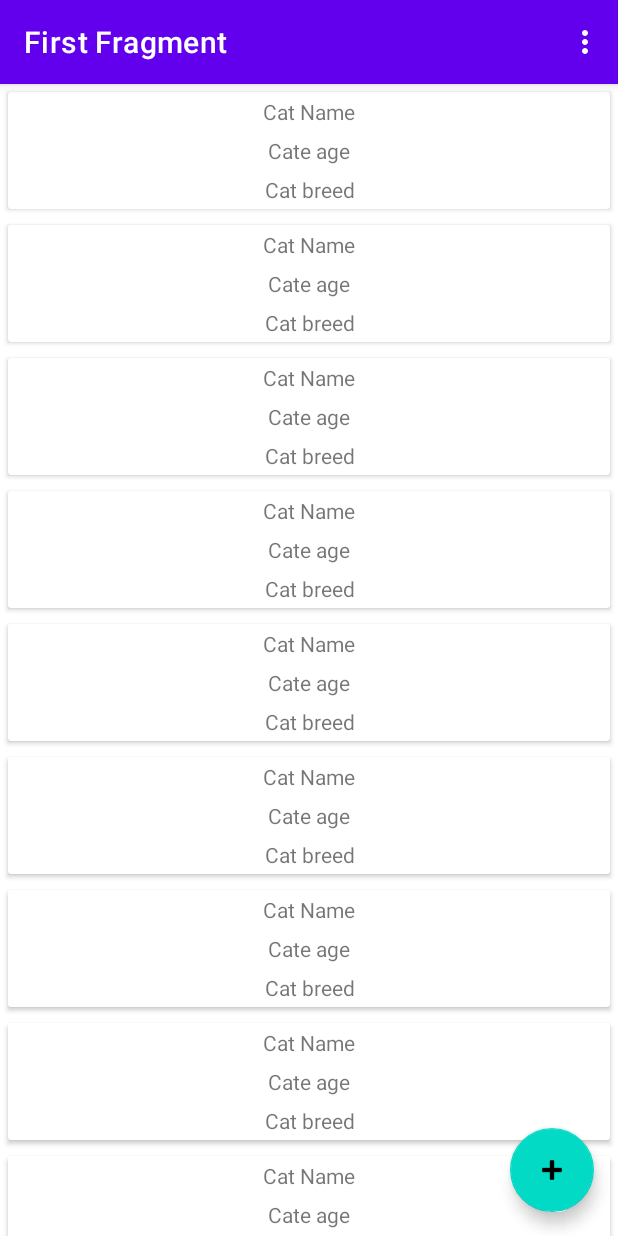
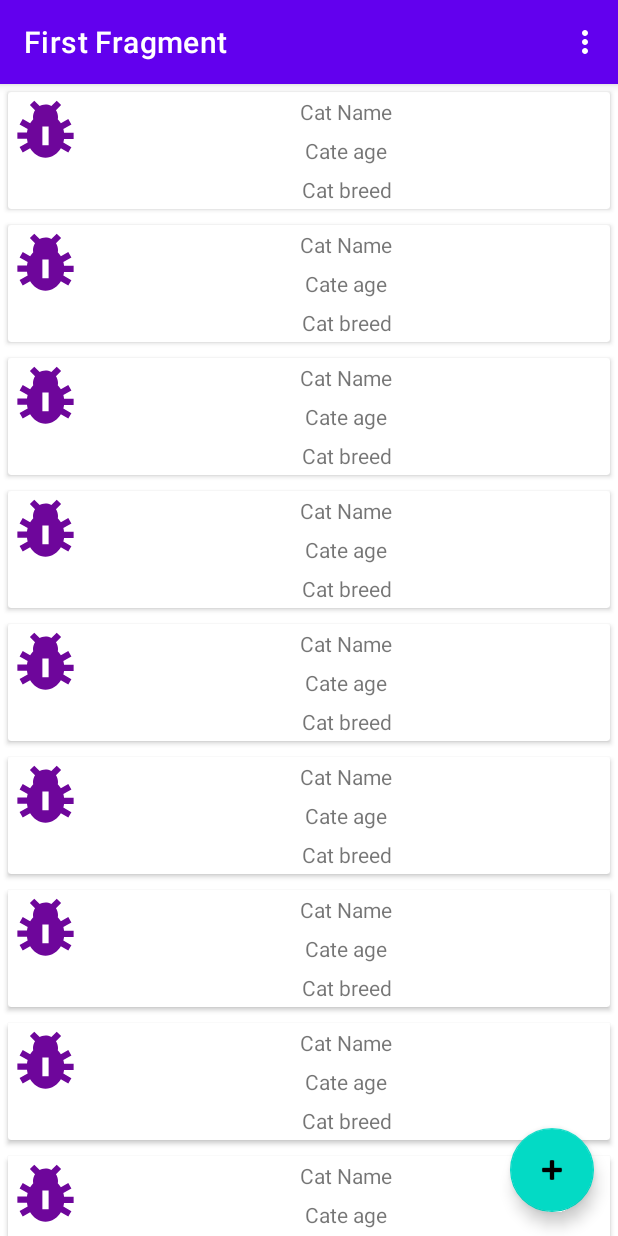
Before and after one commit to aleh-god/RSShool2021_Android_task_Storage, an Android app: the screen it shows after launch (MainActivity), on a phone screen of 412 x 824 dp. Run offline under Robolectric (Android 15) with nearby library versions, the phone set to English and light mode, and no system bars; our stand-ins replace navigation-ui; libraries missing offline, so code that uses them is left out: com.github.javafaker; 8 statements that could not run were skipped.

Commit message:
fix: fabutton and navigation

```diff
--- a/app/src/main/java/by/godevelopment/rsshool2021androidtaskstorage/MainActivity.kt
+++ b/app/src/main/java/by/godevelopment/rsshool2021androidtaskstorage/MainActivity.kt
@@ -9,7 +9,12 @@ import androidx.navigation.ui.navigateUp
 import androidx.navigation.ui.setupActionBarWithNavController
 import android.view.Menu
 import android.view.MenuItem
+import android.view.View
 import android.widget.Toast
+import androidx.fragment.app.Fragment
+import androidx.fragment.app.FragmentManager
+import androidx.navigation.NavController
+import androidx.navigation.NavDestination
 import androidx.navigation.fragment.findNavController
 import androidx.recyclerview.widget.LinearLayoutManager
 import by.godevelopment.rsshool2021androidtaskstorage.adapter.CatAdapter
@@ -21,6 +26,10 @@ class MainActivity : AppCompatActivity() {
 
     private lateinit var appBarConfiguration: AppBarConfiguration
     private lateinit var binding: ActivityMainBinding
+
+    private val destinationListener =
+        NavController.OnDestinationChangedListener { _, _, _ -> upgradeUI() }
+
     private lateinit var dataList: List<Cat>
 
     override fun onCreate(savedInstanceState: Bundle?) {
@@ -35,18 +44,37 @@ class MainActivity : AppCompatActivity() {
         appBarConfiguration = AppBarConfiguration(navController.graph)
         setupActionBarWithNavController(navController, appBarConfiguration)
 
-         setup()
+        findNavController(R.id.nav_host_fragment_content_main).addOnDestinationChangedListener(destinationListener)
+
+         upgradeUI()
     }
 
-    private fun setup() {
+    private fun upgradeUI() {
         setupGoToButton()
     }
 
     private fun setupGoToButton() {
-        binding.fab.setOnClickListener { _ ->
-            findNavController(R.id.nav_host_fragment_content_main).navigate(R.id.action_FirstFragment_to_SecondFragment)
+
+        val stringDestFirst = resources.getString(R.string.first_fragment_label)
+        val stringDestSecond = resources.getString(R.string.second_fragment_label)
+        val label = findNavController(R.id.nav_host_fragment_content_main).currentDestination?.label.toString()
+        println(stringDestFirst)
+        println(stringDestSecond)
+        println(label)
+
+        if ( label == stringDestFirst) {
+            binding.fab.setImageResource(android.R.drawable.ic_input_add)
+            binding.fab.setOnClickListener { _ ->
+                findNavController(R.id.nav_host_fragment_content_main).navigate(R.id.action_FirstFragment_to_SecondFragment)
+            }
         }
-        // TODO "Выбрасывает ошибку когда во втором фрагменте"
+        if (label == stringDestSecond) {
+
+            binding.fab.setImageResource(R.drawable.ic_arrow_back_24)
+            binding.fab.setOnClickListener { _ ->
+                findNavController(R.id.nav_host_fragment_content_main).navigate(R.id.action_SecondFragment_to_FirstFragment)
+            }
+        }
     }
 
     override fun onCreateOptionsMenu(menu: Menu): Boolean {
@@ -83,4 +111,9 @@ class MainActivity : AppCompatActivity() {
         return navController.navigateUp(appBarConfiguration)
                 || super.onSupportNavigateUp()
     }
+
+    override fun onDestroy() {
+        super.onDestroy()
+        findNavController(R.id.nav_host_fragment_content_main).removeOnDestinationChangedListener(destinationListener)
+    }
 }
--- a/app/src/main/java/by/godevelopment/rsshool2021androidtaskstorage/adapter/CatAdapter.kt
+++ b/app/src/main/java/by/godevelopment/rsshool2021androidtaskstorage/adapter/CatAdapter.kt
@@ -1,9 +1,7 @@
 package by.godevelopment.rsshool2021androidtaskstorage.adapter
 
 import android.view.LayoutInflater
-import android.view.View
 import android.view.ViewGroup
-import android.widget.TextView
 import androidx.annotation.NonNull
 import androidx.recyclerview.widget.RecyclerView
 import by.godevelopment.rsshool2021androidtaskstorage.database.CatProvider
@@ -29,12 +27,9 @@ class CatAdapter(
     override fun getItemCount(): Int = CatProvider.catsList.size
 
     class CatHolder(
-        @NonNull binding: ItemCatBinding,       // Можем передавать что угодно, как само view так и его binding
-        onItemClick: ((position: Int) -> Unit)?
+        @NonNull private val binding: ItemCatBinding,       // Можем передавать что угодно, как само view так и его binding
+        private val onItemClick: ((position: Int) -> Unit)?
     ) : RecyclerView.ViewHolder(binding.root) {     // Но вернуть в конструктор должны именно view
-        private val textName: TextView = binding.Name
-        private val textAge: TextView = binding.Age
-        private val textBreed: TextView = binding.Breed
 
         init {
             itemView.setOnClickListener {
@@ -44,9 +39,11 @@ class CatAdapter(
         }
 
         fun bindTo(cat: Cat) {
-            textName.text = ("Name cat: ${cat.name}").toString()
-            textAge.text = ("Age cat: ${cat.age}").toString()
-            textBreed.text = ("Breed cat: ${cat.breed}").toString()
+            with (binding) {
+                Name.text = ("Name cat: ${cat.name}").toString()
+                Age.text = ("Age cat: ${cat.age}").toString()
+                Breed.text = ("Breed cat: ${cat.breed}").toString()
+            }
         }
     }
 
--- /dev/null
+++ b/app/src/main/res/drawable/ic_animal.xml
@@ -0,0 +1,5 @@
+<vector android:height="50dp" android:tint="#6E069B"
+    android:viewportHeight="24" android:viewportWidth="24"
+    android:width="50dp" xmlns:android="http://schemas.android.com/apk/res/android">
+    <path android:fillColor="@android:color/white" android:pathData="M21,15v-2h-3.07c-0.05,-0.39 -0.12,-0.77 -0.22,-1.14l2.58,-1.49l-1,-1.73L16.92,10c-0.28,-0.48 -0.62,-0.91 -0.99,-1.29C15.97,8.48 16,8.25 16,8c0,-0.8 -0.24,-1.55 -0.65,-2.18L17,4.17l-1.41,-1.41l-1.72,1.72c-1.68,-0.89 -3.1,-0.33 -3.73,0L8.41,2.76L7,4.17l1.65,1.65C8.24,6.45 8,7.2 8,8c0,0.25 0.03,0.48 0.07,0.72C7.7,9.1 7.36,9.53 7.08,10L4.71,8.63l-1,1.73l2.58,1.49c-0.1,0.37 -0.17,0.75 -0.22,1.14H3v2h3.07c0.05,0.39 0.12,0.77 0.22,1.14l-2.58,1.49l1,1.73L7.08,18c1.08,1.81 2.88,3 4.92,3s3.84,-1.19 4.92,-3l2.37,1.37l1,-1.73l-2.58,-1.49c0.1,-0.37 0.17,-0.75 0.22,-1.14H21zM13,17h-2v-6h2V17z"/>
+</vector>
--- /dev/null
+++ b/app/src/main/res/drawable/ic_arrow_back_24.xml
@@ -0,0 +1,10 @@
+<vector xmlns:android="http://schemas.android.com/apk/res/android"
+    android:width="24dp"
+    android:height="24dp"
+    android:viewportWidth="24"
+    android:viewportHeight="24"
+    android:tint="?attr/colorControlNormal">
+  <path
+      android:fillColor="@android:color/white"
+      android:pathData="M20,11H7.83l5.59,-5.59L12,4l-8,8 8,8 1.41,-1.41L7.83,13H20v-2z"/>
+</vector>
--- a/app/src/main/res/layout/item_cat.xml
+++ b/app/src/main/res/layout/item_cat.xml
@@ -12,7 +12,17 @@
         android:id="@+id/item"
         android:layout_width="match_parent"
         android:layout_height="wrap_content"
+        android:background="?android:attr/selectableItemBackground"
         >
+
+        <ImageView
+            android:id="@+id/cat_pictures"
+            android:layout_width="wrap_content"
+            android:layout_height="wrap_content"
+            android:src="@drawable/ic_animal"
+            app:layout_constraintStart_toStartOf="parent"
+            app:layout_constraintTop_toTopOf="parent"
+            android:contentDescription="TODO" />
 
         <TextView
             android:id="@+id/Name"
@@ -21,7 +31,7 @@
             android:layout_margin="3dp"
             android:text="@string/cat_name"
             android:gravity="center"
-        app:layout_constraintStart_toStartOf="parent"
+            app:layout_constraintStart_toEndOf="@id/cat_pictures"
             app:layout_constraintEnd_toEndOf="parent"
             app:layout_constraintTop_toTopOf="parent"
             app:layout_constraintBottom_toTopOf="@id/Age"
@@ -34,7 +44,7 @@
             android:layout_margin="3dp"
             android:text="@string/cate_age"
             android:gravity="center"
-        app:layout_constraintStart_toStartOf="parent"
+            app:layout_constraintStart_toEndOf="@id/cat_pictures"
             app:layout_constraintEnd_toEndOf="parent"
             app:layout_constraintTop_toBottomOf="@id/Name"
             app:layout_constraintBottom_toTopOf="@id/Breed"
@@ -47,7 +57,7 @@
             android:layout_margin="3dp"
             android:text="@string/cat_breed"
             android:gravity="center"
-        app:layout_constraintStart_toStartOf="parent"
+            app:layout_constraintStart_toEndOf="@id/cat_pictures"
             app:layout_constraintEnd_toEndOf="parent"
             app:layout_constraintTop_toBottomOf="@id/Age"
             app:layout_constraintBottom_toBottomOf="parent"
```
Lines whose indentation alone changed are shown as unchanged.
